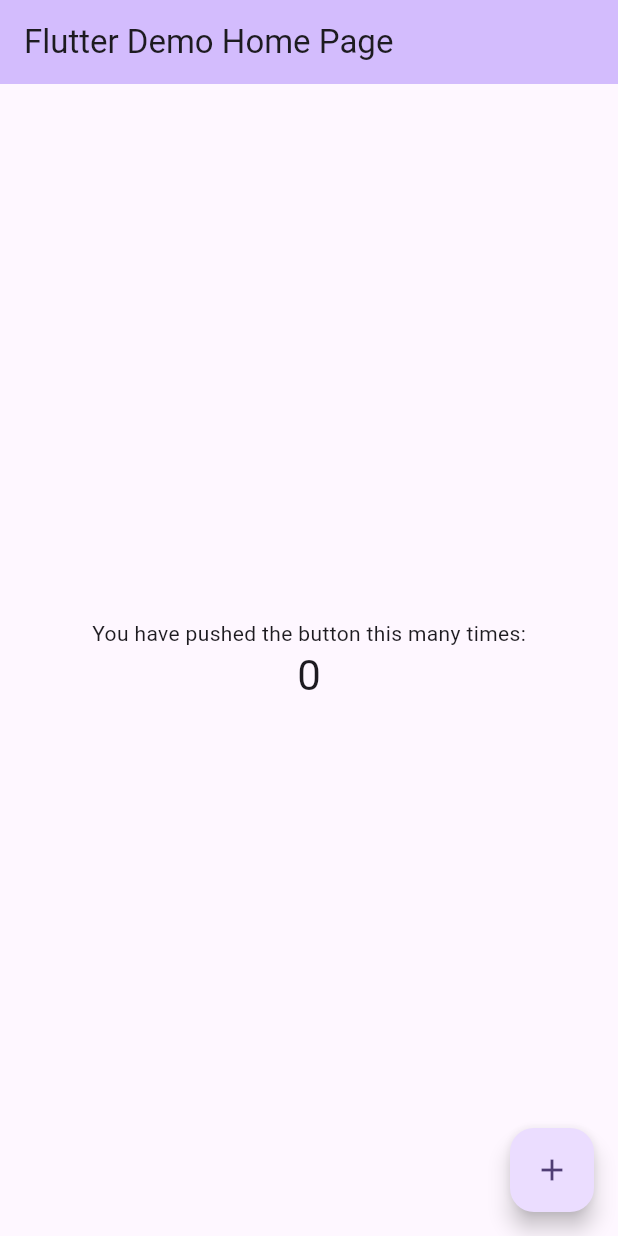
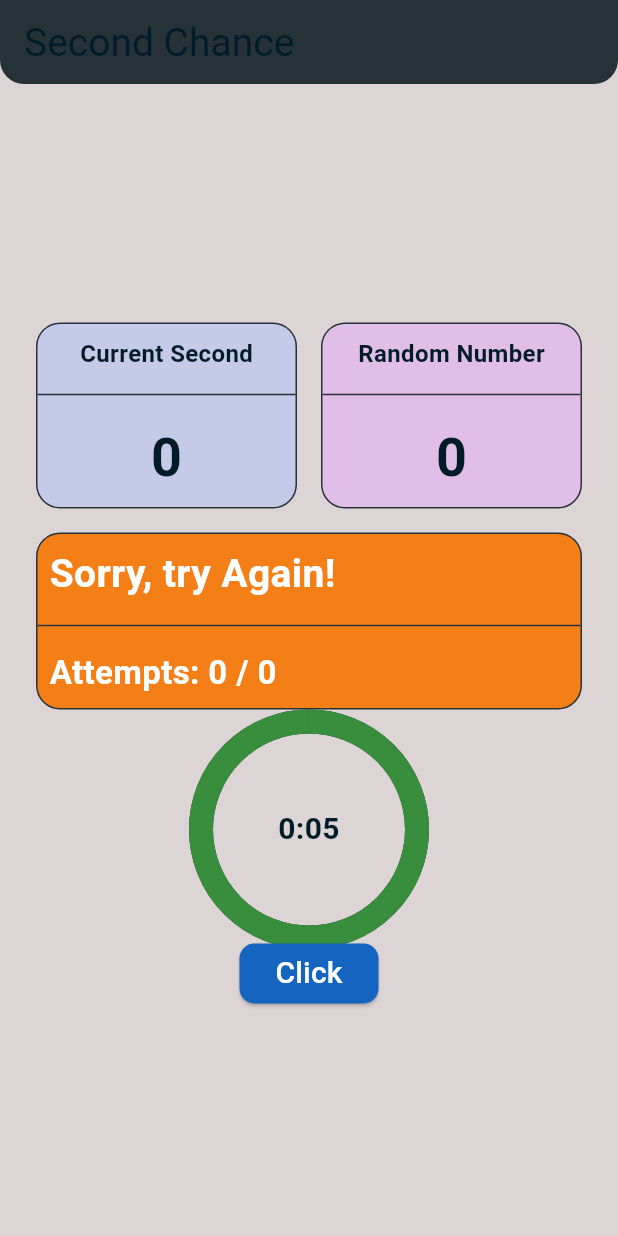
Before and after one commit to anees4ever/second_chance, a Flutter app: the screen it shows after launch, on a phone screen of 412 x 824 dp. Run offline on Flutter 3.47's test engine with Material 3 defaults, Android fonts, the phone set to English and light mode, and no system bars; our stand-ins replace get, google_fonts.

Commit message:
Add Google Fonts and Get package dependencies***
***Add new styles and colors for the theme***

***Add localization strings***

***Add AppScaffold custom widget

```diff
--- a/lib/main.dart
+++ b/lib/main.dart
@@ -1,6 +1,15 @@
 import 'package:flutter/material.dart';
+import 'package:get/get.dart';
+import 'package:second_chance/src/controller/game_controller.dart';
+import 'package:second_chance/src/core/localization/strings.dart';
+import 'package:second_chance/src/core/theme/theme.dart';
+import 'package:second_chance/src/pages/my_home_page.dart';
 
-void main() => runApp(const MyApp());
+void main() {
+  Get.put(GameController());
+
+  runApp(const MyApp());
+}
 
 class MyApp extends StatelessWidget {
   const MyApp({super.key});
@@ -8,60 +17,10 @@ class MyApp extends StatelessWidget {
   @override
   Widget build(BuildContext context) {
     return MaterialApp(
-      title: 'Flutter Demo',
-      theme: ThemeData(
-        colorScheme: ColorScheme.fromSeed(seedColor: Colors.deepPurple),
-        useMaterial3: true,
-      ),
-      home: const MyHomePage(title: 'Flutter Demo Home Page'),
+      debugShowCheckedModeBanner: false,
+      title: Strings.appName,
+      theme: ThemeClass.theme(context),
+      home: const MyHomePage(),
     );
   }
 }
-
-class MyHomePage extends StatefulWidget {
-  const MyHomePage({super.key, required this.title});
-
-  final String title;
-
-  @override
-  State<MyHomePage> createState() => _MyHomePageState();
-}
-
-class _MyHomePageState extends State<MyHomePage> {
-  int _counter = 0;
-
-  void _incrementCounter() {
-    setState(() {
-      _counter++;
-    });
-  }
-
-  @override
-  Widget build(BuildContext context) {
-    return Scaffold(
-      appBar: AppBar(
-        backgroundColor: Theme.of(context).colorScheme.inversePrimary,
-        title: Text(widget.title),
-      ),
-      body: Center(
-        child: Column(
-          mainAxisAlignment: MainAxisAlignment.center,
-          children: <Widget>[
-            const Text(
-              'You have pushed the button this many times:',
-            ),
-            Text(
-              '$_counter',
-              style: Theme.of(context).textTheme.headlineMedium,
-            ),
-          ],
-        ),
-      ),
-      floatingActionButton: FloatingActionButton(
-        onPressed: _incrementCounter,
-        tooltip: 'Increment',
-        child: const Icon(Icons.add),
-      ),
-    );
-  }
-}
--- /dev/null
+++ b/lib/src/controller/game_controller.dart
@@ -0,0 +1,82 @@
+import 'dart:async';
+
+import 'package:get/get.dart';
+
+class GameController extends GetxController {
+  RxInt currentSecond = RxInt(0);
+  RxInt currentAnswerSecond = RxInt(5);
+  RxInt randomNumber = RxInt(0);
+  RxInt success = RxInt(0);
+  RxInt failures = RxInt(0);
+  RxInt attempts = RxInt(0);
+
+  Timer? _timer;
+
+  Rx<GameState> gameState = Rx<GameState>(GameState.idle);
+
+  void resetGame() {
+    currentSecond.value = 0;
+    currentAnswerSecond.value = 5;
+    randomNumber.value = 0;
+    success.value = 0;
+    failures.value = 0;
+    attempts.value = 0;
+    gameState.value = GameState.idle;
+  }
+
+  void startGame() {
+    resetGame();
+    _startTimer();
+  }
+
+  void checkAnswer() {
+    randomNumber.value = _generateRandomNumber();
+    if (currentSecond.value == randomNumber.value) {
+      success.value++;
+      gameState.value = GameState.playingSuccess;
+    } else {
+      failures.value++;
+      gameState.value = GameState.playingFailure;
+    }
+    attempts.value++;
+  }
+
+  void _startTimer() {
+    if (_timer != null) {
+      _timer!.cancel();
+    }
+
+    _timer = Timer(const Duration(seconds: 1), () {
+      if (currentSecond.value <= 59) {
+        currentSecond.value++;
+        currentAnswerSecond.value--;
+
+        if (currentAnswerSecond.value <= 0) {
+          currentAnswerSecond.value = 5;
+
+          attempts.value++;
+          failures.value++;
+          gameState.value = GameState.playingTimeout;
+        }
+        _startTimer();
+      } else {
+        gameState.value = GameState.gameOver;
+      }
+    });
+  }
+
+  int _generateRandomNumber() {
+    // return a random nnumber between 1 and 59
+    return 1 +
+        ((60 * (DateTime.now().microsecondsSinceEpoch % 1000) / 1000).floor());
+  }
+}
+
+enum GameState {
+  idle,
+  playing,
+  playingSuccess,
+  playingFailure,
+  playingTimeout,
+  gameOver,
+}
--- /dev/null
+++ b/lib/src/core/localization/strings.dart
@@ -0,0 +1,15 @@
+sealed class Strings {
+  static const appName = 'Second Chance';
+  static const currentSecond = 'Current Second';
+  static const randomNumber = 'Random Number';
+  static const smileySymbolSuccess = '😊';
+
+  static const success = 'Success';
+  static const sorryTryAgain = 'Sorry, try Again!';
+  static const sorryTimeout =
+      'Sorry! timeout and one attempt is considered for failure as penalty';
+  static const score = 'Score';
+  static const attempts = 'Attempts';
+
+  static const click = 'Click';
+}
--- /dev/null
+++ b/lib/src/core/theme/colors.dart
@@ -0,0 +1,17 @@
+import 'package:flutter/material.dart';
+
+const appBarColor = Color.fromRGBO(38, 50, 56, 1);
+const appBgColor = Color.fromRGBO(221, 213, 213, 1);
+
+const textColorPrimary = Color.fromRGBO(1, 27, 40, 1);
+const textColorSecondary = Colors.white;
+
+const iconColorPrimary = Color.fromRGBO(38, 50, 56, 1);
+const iconColorDisabled = Color.fromRGBO(78, 81, 83, 1);
+
+const buttonColor = Color.fromRGBO(21, 101, 192, 1);
+
+const boxBg1 = Color.fromRGBO(197, 202, 233, 1);
+const boxBg2 = Color.fromRGBO(225, 190, 231, 1);
+const boxBgSuccess = Color.fromRGBO(56, 142, 60, 1);
+const boxBgFailure = Color.fromRGBO(245, 127, 23, 1);
--- /dev/null
+++ b/lib/src/core/theme/styles.dart
@@ -0,0 +1,21 @@
+import 'package:flutter/material.dart';
+import 'package:google_fonts/google_fonts.dart';
+import 'package:second_chance/src/core/theme/colors.dart';
+
+const textStyle16 = TextStyle(
+  fontSize: 16,
+  color: textColorPrimary,
+);
+const textStyle18 = TextStyle(
+  fontSize: 18,
+  color: textColorPrimary,
+);
+
+const textStyle20 = TextStyle(
+  fontSize: 20,
+  color: textColorPrimary,
+);
+
+final textStyleColor = GoogleFonts.bungeeSpice(
+  color: textColorPrimary,
+);
--- /dev/null
+++ b/lib/src/core/theme/theme.dart
@@ -0,0 +1,55 @@
+import 'package:flutter/material.dart';
+import 'package:google_fonts/google_fonts.dart';
+import 'package:second_chance/src/core/theme/colors.dart';
+
+class ThemeClass {
+  static ThemeData theme(BuildContext context) => ThemeData(
+        primaryColor: appBarColor,
+        colorScheme: const ColorScheme.light().copyWith(
+          primary: appBarColor,
+          secondary: appBarColor,
+        ),
+        scaffoldBackgroundColor: appBgColor, //page content area
+        canvasColor: appBgColor, //reset of the area / drawer
+        appBarTheme: AppBarTheme.of(context).copyWith(
+          backgroundColor: appBarColor,
+          titleTextStyle: GoogleFonts.bungeeSpice(
+            color: textColorPrimary,
+            fontSize: 26,
+          ),
+        ),
+
+        dividerTheme: const DividerThemeData(
+          color: appBarColor,
+        ),
+        iconButtonTheme: IconButtonThemeData(
+          style: ButtonStyle(
+            iconColor: MaterialStateProperty.all(textColorPrimary),
+          ),
+        ),
+        elevatedButtonTheme: ElevatedButtonThemeData(
+          style: ButtonStyle(
+            backgroundColor: MaterialStateProperty.resolveWith((states) {
+              if (states.contains(MaterialState.disabled)) {
+                return iconColorDisabled;
+              }
+              return buttonColor;
+            }),
+            foregroundColor: MaterialStateProperty.all(textColorSecondary),
+            overlayColor: MaterialStateProperty.all(
+              iconColorPrimary.withAlpha(100),
+            ),
+            iconColor: MaterialStateProperty.all(textColorSecondary),
+          ),
+        ),
+        textTheme:
+            GoogleFonts.martelSansTextTheme(Theme.of(context).textTheme).apply(
+          displayColor: textColorPrimary,
+          bodyColor: textColorPrimary,
+        ),
+
+        iconTheme: const IconThemeData(
+          color: iconColorPrimary,
+        ),
+      );
+}
--- /dev/null
+++ b/lib/src/pages/custom_widgets/app_scaffold.dart
@@ -0,0 +1,59 @@
+import 'package:flutter/material.dart';
+
+class AppScaffold extends StatefulWidget {
+  final String title;
+  final List<Widget> actions;
+  final Widget body;
+  final bool automaticallyImplyLeading;
+  final PreferredSizeWidget? bottomChild;
+  final Widget? floatingActionButton;
+  final FloatingActionButtonLocation floatingActionButtonLocation;
+  final Widget? bottomNavigationBar;
+
+  const AppScaffold({
+    super.key,
+    required this.title,
+    this.actions = const [],
+    required this.body,
+    this.automaticallyImplyLeading = true,
+    this.bottomChild,
+    this.floatingActionButton,
+    this.floatingActionButtonLocation = FloatingActionButtonLocation.endFloat,
+    this.bottomNavigationBar,
+  });
+
+  @override
+  State<AppScaffold> createState() => _AppScaffoldState();
+}
+
+class _AppScaffoldState extends State<AppScaffold> {
+  @override
+  void initState() {
+    super.initState();
+  }
+
+  @override
+  Widget build(BuildContext context) {
+    return Scaffold(
+      appBar: AppBar(
+        automaticallyImplyLeading: widget.automaticallyImplyLeading,
+        title: Text(widget.title),
+        bottom: widget.bottomChild,
+        actions: widget.actions,
+        shape: const RoundedRectangleBorder(
+          borderRadius: BorderRadius.only(
+            bottomLeft: Radius.circular(16),
+            bottomRight: Radius.circular(16),
+          ),
+        ),
+      ),
+      body: Padding(
+        padding: const EdgeInsets.all(16.0),
+        child: widget.body,
+      ),
+      floatingActionButton: widget.floatingActionButton,
+      floatingActionButtonLocation: widget.floatingActionButtonLocation,
+      bottomNavigationBar: widget.bottomNavigationBar,
+    );
+  }
+}
--- /dev/null
+++ b/lib/src/pages/custom_widgets/card_seconds_random.dart
@@ -0,0 +1,61 @@
+import 'package:flutter/material.dart';
+import 'package:second_chance/src/core/theme/colors.dart';
+import 'package:second_chance/src/core/theme/styles.dart';
+
+class ItemTile extends StatelessWidget {
+  final String line1;
+  final String line2;
+  final Color? color;
+  final TextStyle? textStyleLine1;
+  final TextStyle? textStyleLine2;
+  final CrossAxisAlignment? crossAxisAlignment;
+  const ItemTile(
+      {super.key,
+      required this.line1,
+      required this.line2,
+      this.color,
+      this.textStyleLine1,
+      this.textStyleLine2,
+      this.crossAxisAlignment});
+
+  @override
+  Widget build(BuildContext context) {
+    return Container(
+      margin: const EdgeInsets.all(8.0),
+      decoration: BoxDecoration(
+        color: color ?? boxBg1,
+        borderRadius: BorderRadius.circular(16.0),
+        border: Border.all(
+          color: appBarColor,
+          width: 1,
+        ),
+      ),
+      child: Column(
+        mainAxisAlignment: MainAxisAlignment.center,
+        crossAxisAlignment: crossAxisAlignment ?? CrossAxisAlignment.center,
+        children: [
+          Padding(
+            padding: const EdgeInsets.all(8.0),
+            child: Text(
+              line1,
+              style: textStyleLine1 ??
+                  textStyle16.copyWith(fontWeight: FontWeight.bold),
+            ),
+          ),
+          const Divider(),
+          Padding(
+            padding: const EdgeInsets.all(8.0),
+            child: Text(
+              line2,
+              style: textStyleLine2 ??
+                  textStyleColor.copyWith(
+                    fontSize: 36,
+                    fontWeight: FontWeight.bold,
+                  ),
+            ),
+          ),
+        ],
+      ),
+    );
+  }
+}
--- /dev/null
+++ b/lib/src/pages/my_home_page.dart
@@ -0,0 +1,167 @@
+import 'package:flutter/material.dart';
+import 'package:get/get.dart';
+import 'package:second_chance/src/controller/game_controller.dart';
+import 'package:second_chance/src/core/localization/strings.dart';
+import 'package:second_chance/src/core/theme/colors.dart';
+import 'package:second_chance/src/core/theme/styles.dart';
+import 'package:second_chance/src/pages/custom_widgets/app_scaffold.dart';
+import 'package:second_chance/src/pages/custom_widgets/card_seconds_random.dart';
+
+class MyHomePage extends StatefulWidget {
+  const MyHomePage({super.key});
+
+  @override
+  State<MyHomePage> createState() => MyHomePageState();
+}
+
+class MyHomePageState extends State<MyHomePage> {
+  @override
+  Widget build(BuildContext context) {
+    return AppScaffold(
+      title: Strings.appName,
+      body: Center(
+        child: SingleChildScrollView(
+          scrollDirection: Axis.vertical,
+          child: Column(
+            mainAxisSize: MainAxisSize.max,
+            mainAxisAlignment: MainAxisAlignment.spaceAround,
+            children: [
+
+              //Create a round rectange shadowed container with two vertical text widget separated by a divider.
+              Row(
+                mainAxisAlignment: MainAxisAlignment.spaceBetween,
+                children: [
+                  Expanded(
+                    child: GetX<GameController>(builder: (controller) {
+                      return ItemTile(
+                        line1: Strings.currentSecond,
+                        line2: controller.currentSecond.value.toString(),
+                        color: boxBg1,
+                      );
+                    }),
+                  ),
+                  Expanded(
+                    child: GetX<GameController>(builder: (controller) {
+                      return ItemTile(
+                        line1: Strings.randomNumber,
+                        line2: controller.randomNumber.value.toString(),
+                        color: boxBg2,
+                      );
+                    }),
+                  ),
+                ],
+              ),
+
+              GetX<GameController>(builder: (controller) {
+                if (controller.gameState.value != GameState.playingSuccess) {
+                  return const SizedBox();
+                }
+                return ItemTile(
+                  line1: '${Strings.success} ${Strings.smileySymbolSuccess}',
+                  line2:
+                      '${Strings.score}: ${controller.success.value} / ${controller.attempts.value}',
+                  color: boxBgSuccess,
+                  crossAxisAlignment: CrossAxisAlignment.start,
+                  textStyleLine1: textStyle20.copyWith(
+                    color: textColorSecondary,
+                    fontSize: 26,
+                    fontWeight: FontWeight.bold,
+                  ),
+                  textStyleLine2: textStyle20.copyWith(
+                    color: textColorSecondary,
+                    fontSize: 22,
+                    fontWeight: FontWeight.bold,
+                  ),
+                );
+              }),
+              GetX<GameController>(builder: (controller) {
+                if (controller.gameState.value == GameState.playingSuccess) {
+                  return const SizedBox();
+                }
+                return ItemTile(
+                  line1: controller.gameState.value == GameState.playingTimeout
+                      ? Strings.sorryTimeout
+                      : Strings.sorryTryAgain,
+                  line2:
+                      '${Strings.attempts}: ${controller.failures.value} / ${controller.attempts.value}',
+                  color: boxBgFailure,
+                  crossAxisAlignment: CrossAxisAlignment.start,
+                  textStyleLine1: textStyle20.copyWith(
+                    color: textColorSecondary,
+                    fontSize: 26,
+                    fontWeight: FontWeight.bold,
+                  ),
+                  textStyleLine2: textStyle20.copyWith(
+                    color: textColorSecondary,
+                    fontSize: 22,
+                    fontWeight: FontWeight.bold,
+                  ),
+                );
+              }),
+
+              SizedBox(
+                height: 144,
+                width: 144,
+                child: Stack(
+                  fit: StackFit.expand,
+                  children: [
+                    Align(
+                      alignment: Alignment.center,
+                      child: SizedBox(
+                        width: 144,
+                        height: 144,
+                        child: GetX<GameController>(builder: (controller) {
+                          return CircularProgressIndicator(
+                            value: controller.currentAnswerSecond.value / 5,
+                            strokeWidth: 16,
+                            backgroundColor: appBarColor,
+                            valueColor: const AlwaysStoppedAnimation<Color>(
+                                boxBgSuccess),
+                          );
+                        }),
+                      ),
+                    ),
+                    Align(
+                      alignment: Alignment.center,
+                      child: GetX<GameController>(builder: (controller) {
+                        return Text(
+                          '0:0${controller.currentAnswerSecond.value}',
+                          textAlign: TextAlign.center,
+                          style: textStyle20.copyWith(
+                            color: textColorPrimary,
+                            fontWeight: FontWeight.bold,
+                          ),
+                        );
+                      }),
+                    ),
+                  ],
+                ),
+              ),
+
+              ElevatedButton(
+                onPressed: () {
+                  Get.find<GameController>().startGame();
+                },
+                style: ButtonStyle(
+                  backgroundColor: MaterialStateProperty.all(buttonColor),
+                  shape: MaterialStateProperty.all<RoundedRectangleBorder>(
+                    RoundedRectangleBorder(
+                      borderRadius: BorderRadius.circular(
+                          10), // Change the corner radius value here
+                    ),
+                  ),
+                ),
+                child: Text(
+                  Strings.click,
+                  style: textStyle20.copyWith(
+                    color: textColorSecondary,
+                  ),
+                ),
+              ),
+            ],
+          ),
+        ),
+      ),
+    );
+  }
+}
--- a/pubspec.yaml
+++ b/pubspec.yaml
@@ -12,6 +12,8 @@ dependencies:
     sdk: flutter
 
   cupertino_icons: ^1.0.2
+  google_fonts: ^6.1.0
+  get: ^4.6.6
 
 dev_dependencies:
   flutter_test:
```
Also changed, not shown: pubspec.lock, 6 other files.
